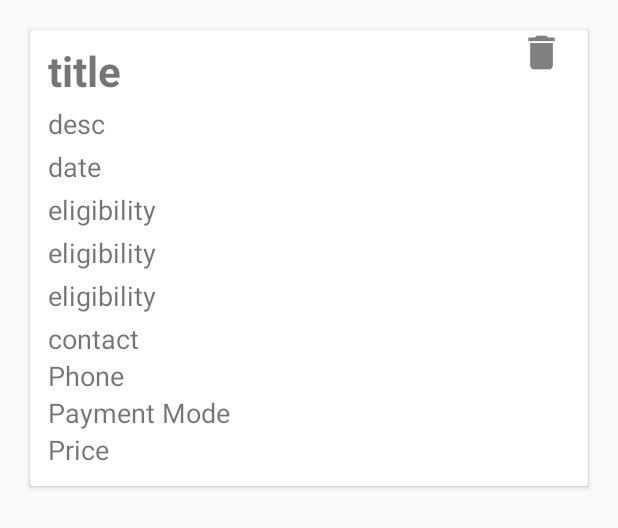
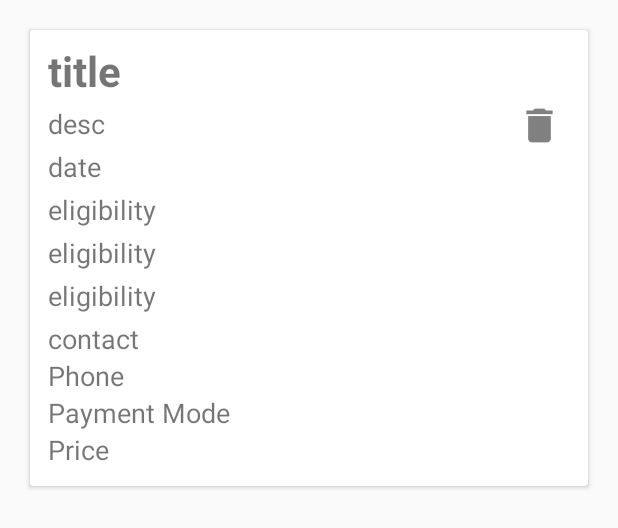
Before and after one commit to 0xad1onchain/IPAdmin, an Android app: the layout all_events_cards.xml on its own in the app's theme, with its tools: preview values and no code run, on a phone screen of 412 x 824 dp. Shown: the top 528 px of the screen. Run offline under Robolectric (Android 15) with nearby library versions, the phone set to English and light mode, and no system bars.

Commit message:
Changed position of delete

```diff
--- a/app/src/main/res/layout/all_events_cards.xml
+++ b/app/src/main/res/layout/all_events_cards.xml
@@ -137,11 +137,13 @@
             android:background="@null"
             android:layout_width="30dp"
             android:layout_height="30dp"
-            android:layout_below="@id/edit"
+            android:src="@drawable/ic_delete_black_48dp"
+            android:layout_marginRight="17dp"
+            android:scaleType="fitCenter"
+            android:layout_marginEnd="17dp"
+            android:layout_above="@+id/date_rec"
             android:layout_alignParentRight="true"
-            android:src="@drawable/ic_delete_black_48dp"
-            android:layout_marginRight="16dp"
-            android:scaleType="fitCenter"/>
+            android:layout_alignParentEnd="true" />
 
 
     </RelativeLayout>
```
